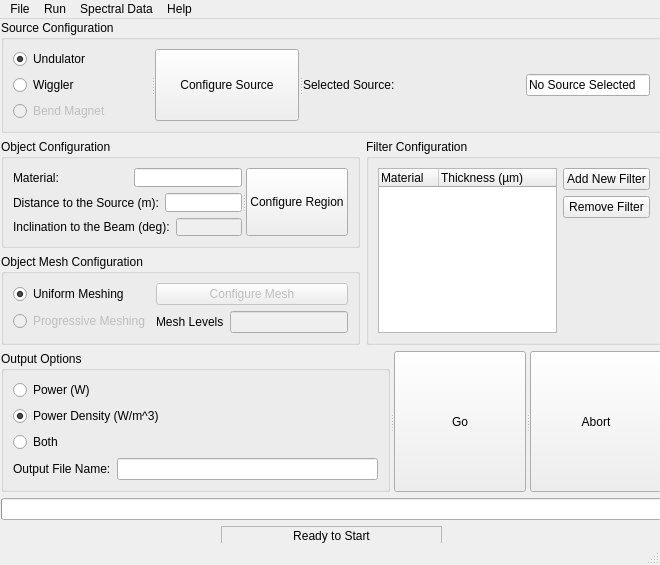
This is ui/heatbump_w_ui.ui in Jarmill/HeatLoadMatrix as Qt 5 draws it before an edit. The edited form follows.
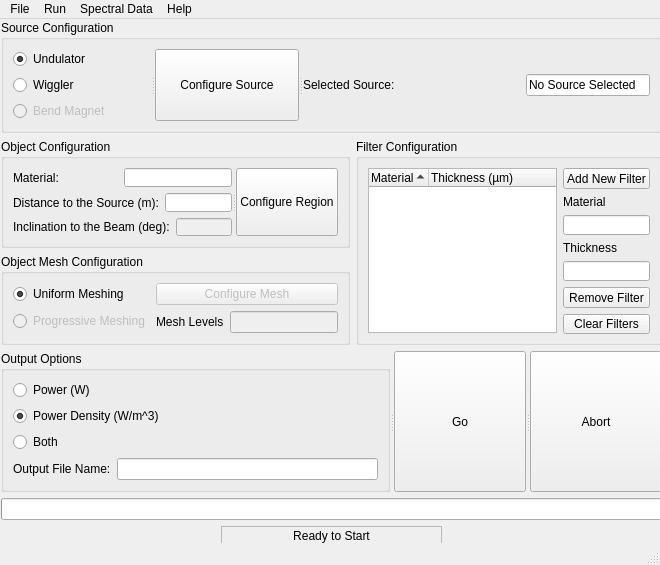
This is the edited form.

Commit message: more ui edits, charger left at school so laptop power off.

```diff
--- a/ui/heatbump_w_ui.ui
+++ b/ui/heatbump_w_ui.ui
@@ -323,6 +323,9 @@
               <property name="horizontalScrollBarPolicy">
                <enum>Qt::ScrollBarAlwaysOff</enum>
               </property>
+              <property name="alternatingRowColors">
+               <bool>true</bool>
+              </property>
               <property name="indentation">
                <number>20</number>
               </property>
@@ -332,6 +335,9 @@
               <property name="itemsExpandable">
                <bool>false</bool>
               </property>
+              <property name="sortingEnabled">
+               <bool>true</bool>
+              </property>
               <property name="allColumnsShowFocus">
                <bool>true</bool>
               </property>
@@ -368,12 +374,45 @@
                </widget>
               </item>
               <item>
-               <widget class="QPushButton" name="RemoveFilter_pushButton">
+               <widget class="QLabel" name="label">
+                <property name="text">
+                 <string>Material</string>
+                </property>
+                <property name="buddy">
+                 <cstring>flt_newmat</cstring>
+                </property>
+               </widget>
+              </item>
+              <item>
+               <widget class="QLineEdit" name="flt_newmat"/>
+              </item>
+              <item>
+               <widget class="QLabel" name="label_3">
+                <property name="text">
+                 <string>Thickness</string>
+                </property>
+                <property name="buddy">
+                 <cstring>flt_newthick</cstring>
+                </property>
+               </widget>
+              </item>
+              <item>
+               <widget class="QLineEdit" name="flt_newthick"/>
+              </item>
+              <item>
+               <widget class="QPushButton" name="flt_remove">
                 <property name="text">
                  <string>Remove Filter</string>
                 </property>
                </widget>
               </item>
+              <item>
+               <widget class="QPushButton" name="flt_clear">
+                <property name="text">
+                 <string>Clear Filters</string>
+                </property>
+               </widget>
+              </item>
               <item>
                <spacer name="verticalSpacer">
                 <property name="orientation">
```
Left out of the diff: 24 changed lines with no effect on the pictures. The commit also changes 8 other files.
